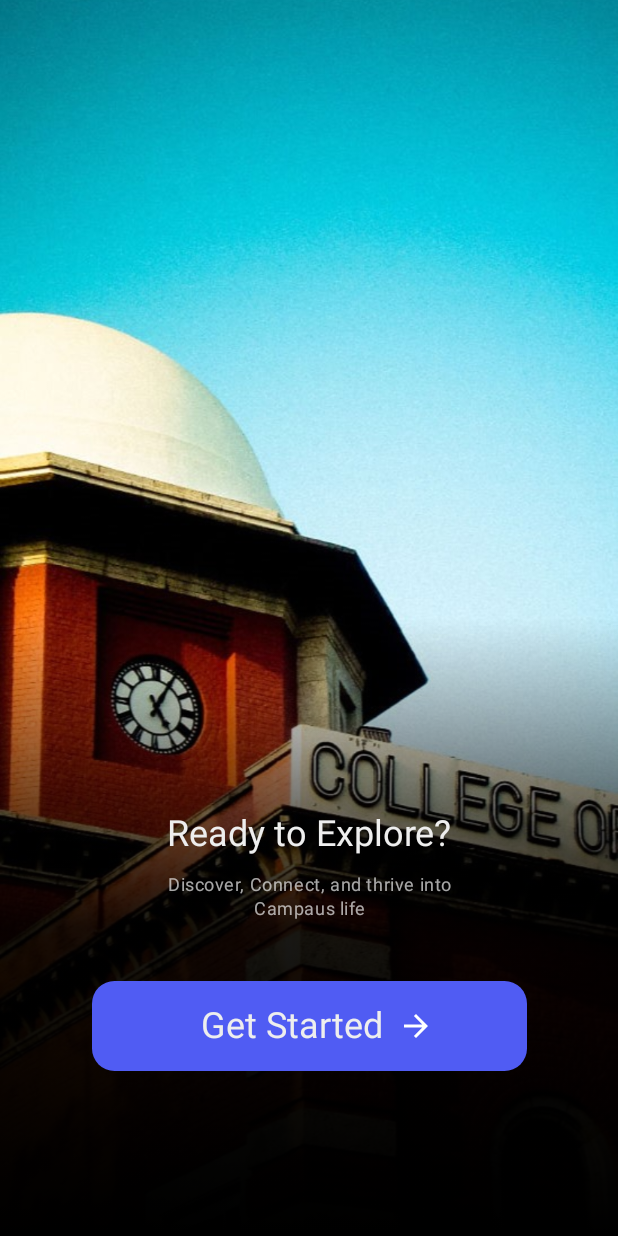
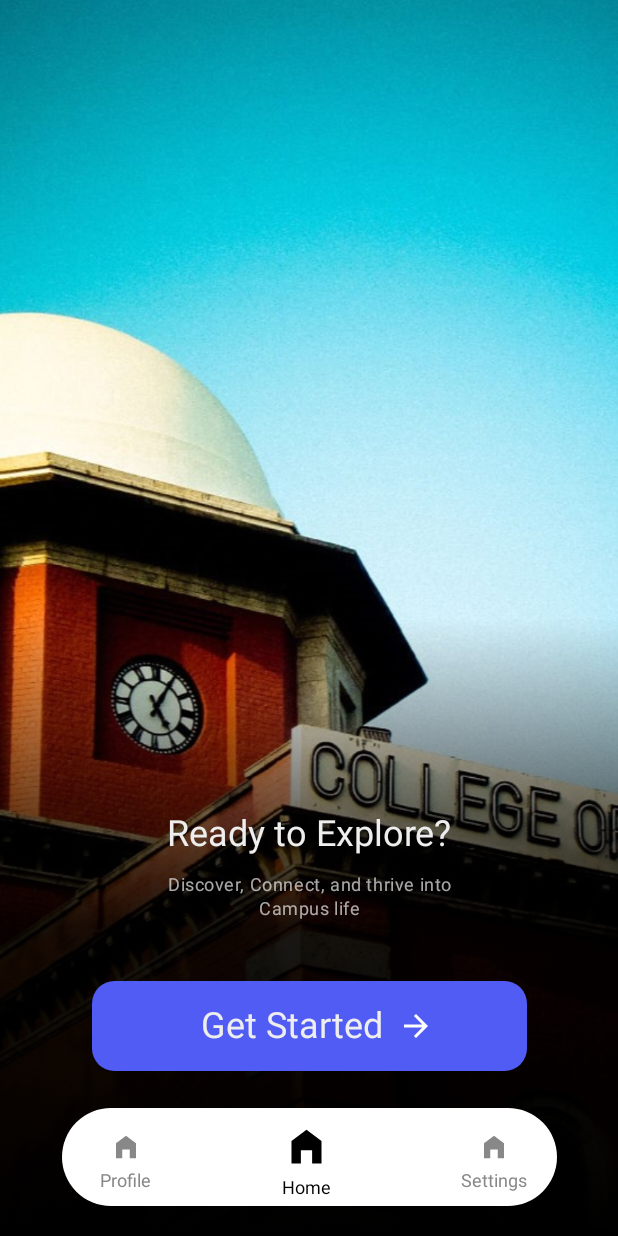
Before and after one commit to arulsgithub/College-event-app, an Android app built with Jetpack Compose: the GetStartedScreen screen opened through its navigation route, on a phone screen of 412 x 824 dp. Run offline under Robolectric (Android 15) with nearby library versions, the phone set to English and light mode, and no system bars.

Commit message:
Commit 4

```diff
--- a/app/src/main/java/com/example/induction/MainActivity.kt
+++ b/app/src/main/java/com/example/induction/MainActivity.kt
@@ -1,11 +1,13 @@
 package com.example.induction
 
 import SignInScreen
+import android.annotation.SuppressLint
 import android.os.Build
 import android.os.Bundle
 import androidx.activity.ComponentActivity
 import androidx.activity.compose.setContent
 import androidx.activity.enableEdgeToEdge
+import androidx.annotation.DrawableRes
 import androidx.annotation.RequiresApi
 import androidx.compose.foundation.Image
 import androidx.compose.foundation.background
@@ -28,6 +30,11 @@ import androidx.compose.material.icons.filled.ArrowForward
 import androidx.compose.material3.Icon
 import androidx.compose.material3.MaterialTheme
 import androidx.compose.runtime.Composable
+import androidx.compose.runtime.LaunchedEffect
+import androidx.compose.runtime.getValue
+import androidx.compose.runtime.mutableStateOf
+import androidx.compose.runtime.remember
+import androidx.compose.runtime.setValue
 import androidx.compose.ui.Alignment
 import androidx.compose.ui.Modifier
 import androidx.compose.ui.draw.clip
@@ -37,12 +44,23 @@ import androidx.compose.ui.layout.ContentScale
 import androidx.compose.ui.res.painterResource
 import androidx.compose.ui.text.style.TextAlign
 import androidx.compose.ui.unit.dp
+import androidx.compose.ui.unit.sp
 import androidx.navigation.NavController
 import androidx.navigation.compose.NavHost
 import androidx.navigation.compose.composable
+import androidx.navigation.compose.currentBackStackEntryAsState
 import androidx.navigation.compose.rememberNavController
+import androidx.compose.material3.Scaffold
+import com.example.induction.ui.theme.AquaBlue
 import com.example.induction.ui.theme.ButtonBlue
+import com.example.induction.ui.theme.DeepBlue
 import com.example.induction.ui.theme.TextWhite
+import com.example.induction.ui.theme.customDesign.BottomMenuContents
+import com.example.induction.ui.theme.customDesign.BottomNavigationMenu
+import com.example.induction.ui.theme.lightblue
+import com.example.induction.ui.theme.screens.GetStartedScreen
+import com.example.induction.ui.theme.screens.ProfileScreen
+import com.example.induction.ui.theme.screens.SettingsScreen
 import com.example.induction.ui.theme.screens.home.HomeScreen
 
 class MainActivity : ComponentActivity() {
@@ -57,94 +75,45 @@ class MainActivity : ComponentActivity() {
     }
 }
 
+
+@SuppressLint("UnusedMaterial3ScaffoldPaddingParameter")
 @Composable
-fun GetStartedScreen(navController: NavController) {
+fun NavigationGraph() {
+    val navController = rememberNavController()
+    val bottomMenuItems = listOf(
+        BottomMenuContents("Profile", R.drawable.baseline_home_filled_24),
+        BottomMenuContents("Home", R.drawable.baseline_home_filled_24),
+        BottomMenuContents("Settings", R.drawable.baseline_home_filled_24)
+    )
 
-    val gradientBrush = Brush.verticalGradient(
-        colors = listOf(Color.Transparent,Color.Transparent,Color.Transparent,Color.Black.copy(alpha = 0.9f),Color.Black),
-
-    )
-    Box(
-        modifier = Modifier.fillMaxSize()
-    ){
-        Image(
-            painter = painterResource(id = R.drawable.ceg),
-            contentDescription = null,
-            modifier = Modifier
-                .fillMaxSize(),
-            contentScale = ContentScale.Crop
-        )
-
-        Column(
-            horizontalAlignment = Alignment.CenterHorizontally,
-            verticalArrangement = Arrangement.spacedBy(10.dp),
-            modifier = Modifier
-                .fillMaxWidth()
-                .fillMaxHeight()
-                .background(
-                    brush = gradientBrush
-                )
-        ){
-            Text(
-                text = "Ready to Explore?",
-                style = MaterialTheme.typography.headlineSmall,
-                color = TextWhite,
-                modifier = Modifier
-                    .padding(top = 540.dp)
+    Scaffold(
+        bottomBar = {
+            BottomNavigationMenu(
+                items = bottomMenuItems,
+                navController = navController
             )
-            Text(
-                text = "Discover, Connect, and thrive into\nCampaus life",
-                style = MaterialTheme.typography.bodySmall,
-                color = TextWhite.copy(alpha = 0.7f),
-                textAlign = TextAlign.Center
-            )
-            Spacer(modifier = Modifier.height(10.dp))
-            Box(
-                contentAlignment = Alignment.Center,
-                modifier = Modifier
-                    .size(height = 70.dp, width = 290.dp)
-                    .padding(top = 10.dp)
-                    .clip(RoundedCornerShape(15.dp))
-                    .background(ButtonBlue)
-                    .clickable {
-                        navController.navigate("signin")
-                    }
-
-            ){
-                Row(
-                    verticalAlignment = Alignment.CenterVertically,
-                    horizontalArrangement = Arrangement.Center,
-                    modifier = Modifier.fillMaxWidth()
-                ) {
-
-                    Text(
-                        text = "Get Started",
-                        style = MaterialTheme.typography.headlineSmall,
-                        color = TextWhite,
-                        modifier = Modifier.padding(10.dp)
-
-                    )
-                    Icon(
-                        imageVector = Icons.Default.ArrowForward,
-                        contentDescription = null,
-                        tint = Color.White,
-                        modifier = Modifier.size(24.dp)
-
-                    )
-                }
-            }
         }
-
+    ) {
+        NavHost(
+            navController = navController,
+            startDestination = "home",
+            modifier = Modifier.fillMaxSize()  // Removed innerPadding and replaced with fillMaxSize
+        ) {
+            composable("getstarted") { GetStartedScreen(navController) }
+            composable("signin") { SignInScreen(navController) }
+            composable("home") { HomeScreen(navController) }
+            composable("profile") { ProfileScreen(navController) }
+            composable("settings") { SettingsScreen(navController) }
+        }
     }
 }
 
-@Composable
-fun NavigationGraph() {
-    val navController = rememberNavController()
-
-    NavHost(navController = navController, startDestination = "home") {
-        composable("getstarted") { GetStartedScreen(navController) }
-        composable("signin") { SignInScreen(navController) }
-        composable("home"){ HomeScreen(navController) }
+fun NavController.navigateAndClearStack(route: String) {
+    this.navigate(route) {
+        popUpTo(this@navigateAndClearStack.graph.startDestinationId) {
+            inclusive = true
+        }
+        launchSingleTop = true
+        restoreState = true
     }
 }
--- /dev/null
+++ b/app/src/main/java/com/example/induction/ui/theme/customDesign/BottomNavigation.kt
@@ -0,0 +1,147 @@
+package com.example.induction.ui.theme.customDesign
+
+import androidx.annotation.DrawableRes
+import androidx.compose.foundation.background
+import androidx.compose.foundation.clickable
+import androidx.compose.foundation.layout.Arrangement
+import androidx.compose.foundation.layout.Box
+import androidx.compose.foundation.layout.Column
+import androidx.compose.foundation.layout.Row
+import androidx.compose.foundation.layout.fillMaxWidth
+import androidx.compose.foundation.layout.padding
+import androidx.compose.foundation.layout.size
+import androidx.compose.foundation.shape.RoundedCornerShape
+import androidx.compose.material.Text
+import androidx.compose.material3.Icon
+import androidx.compose.runtime.Composable
+import androidx.compose.runtime.LaunchedEffect
+import androidx.compose.runtime.getValue
+import androidx.compose.runtime.mutableStateOf
+import androidx.compose.runtime.remember
+import androidx.compose.runtime.setValue
+import androidx.compose.ui.Alignment
+import androidx.compose.ui.Modifier
+import androidx.compose.ui.draw.clip
+import androidx.compose.ui.graphics.Color
+import androidx.compose.ui.res.painterResource
+import androidx.compose.ui.unit.dp
+import androidx.compose.ui.unit.sp
+import androidx.navigation.NavController
+import androidx.navigation.compose.currentBackStackEntryAsState
+import com.example.induction.navigateAndClearStack
+import com.example.induction.ui.theme.AquaBlue
+import com.example.induction.ui.theme.DeepBlue
+
+
+data class BottomMenuContents(
+    val title: String,
+    @DrawableRes val iconId: Int
+)
+
+@Composable
+fun BottomNavigationMenu(
+    items: List<BottomMenuContents>,
+    navController: NavController,
+    modifier: Modifier = Modifier,
+    activeHighlightColor: Color = DeepBlue,
+    activeTextColor: Color = Color.Black,
+    inactiveTextColor: Color = Color.Gray,
+    initialSelectedItemIndex: Int = 1
+) {
+    val navBackStackEntry by navController.currentBackStackEntryAsState()
+    val currentRoute = navBackStackEntry?.destination?.route
+
+    var selectedItemIndex by remember {
+        mutableStateOf(
+            items.indexOfFirst { it.title.equals(currentRoute, ignoreCase = true) }
+                .takeIf { it != -1 } ?: initialSelectedItemIndex
+        )
+    }
+
+    // Update the selected index whenever the current route changes
+    LaunchedEffect(currentRoute) {
+        selectedItemIndex = items.indexOfFirst { it.title.equals(currentRoute, ignoreCase = true) }
+            .takeIf { it != -1 } ?: initialSelectedItemIndex
+    }
+
+    Box(
+        modifier = Modifier
+            .fillMaxWidth()
+            .padding(bottom = 20.dp)
+            .background(Color.Transparent),
+        contentAlignment = Alignment.Center
+    ) {
+        Row(
+            horizontalArrangement = Arrangement.SpaceBetween,
+            verticalAlignment = Alignment.CenterVertically,
+            modifier = modifier
+                .size(height = 65.dp, width = 330.dp)
+                .clip(RoundedCornerShape(50.dp))
+                .background(Color.White)
+                .padding(start = 25.dp, end = 20.dp)
+        ) {
+            items.forEachIndexed { index, item ->
+                BottomMenuItems(
+                    item = item,
+                    isSelected = index == selectedItemIndex,
+                    activeTextColor = activeTextColor,
+                    inactiveTextColor = inactiveTextColor
+                ) {
+                    selectedItemIndex = index
+                    if (item.title == "Home") {
+                        navController.navigateAndClearStack(item.title)
+                    } else {
+                        navController.navigate(item.title) {
+                            // Avoid building up a large stack of destinations
+                            popUpTo(navController.graph.startDestinationId) {
+                                saveState = true
+                            }
+                            launchSingleTop = true
+                            restoreState = true
+                        }
+                    }
+                }
+            }
+        }
+    }
+}
+
+@Composable
+fun BottomMenuItems(
+    item: BottomMenuContents,
+    isSelected: Boolean = false,
+    activeTextColor: Color = Color.White,
+    inactiveTextColor: Color = AquaBlue,
+    onItemClick: () -> Unit
+) {
+    Column(
+        horizontalAlignment = Alignment.CenterHorizontally,
+        verticalArrangement = Arrangement.Center,
+        modifier = Modifier
+            .padding()
+            .clickable {
+                onItemClick()
+            }
+    ) {
+        Box(
+            contentAlignment = Alignment.Center,
+            modifier = Modifier
+                .clip(RoundedCornerShape(20.dp))
+                .padding(5.dp)
+        ) {
+            Icon(
+                painter = painterResource(id = item.iconId),
+                contentDescription = item.title,
+                tint = if (isSelected) activeTextColor else inactiveTextColor,
+                modifier = Modifier.size(
+                    if (isSelected) 30.dp else 20.dp
+                )
+            )
+        }
+        Text(
+            text = item.title,
+            color = if (isSelected) activeTextColor else inactiveTextColor,
+            fontSize = 12.sp
+        )
+    }
+}
--- /dev/null
+++ b/app/src/main/java/com/example/induction/ui/theme/screens/GetStarted.kt
@@ -0,0 +1,109 @@
+package com.example.induction.ui.theme.screens
+
+import androidx.compose.foundation.Image
+import androidx.compose.foundation.background
+import androidx.compose.foundation.clickable
+import androidx.compose.foundation.layout.Arrangement
+import androidx.compose.foundation.layout.Box
+import androidx.compose.foundation.layout.Column
+import androidx.compose.foundation.layout.Row
+import androidx.compose.foundation.layout.Spacer
+import androidx.compose.foundation.layout.fillMaxHeight
+import androidx.compose.foundation.layout.fillMaxSize
+import androidx.compose.foundation.layout.fillMaxWidth
+import androidx.compose.foundation.layout.height
+import androidx.compose.foundation.layout.padding
+import androidx.compose.foundation.layout.size
+import androidx.compose.foundation.shape.RoundedCornerShape
+import androidx.compose.material.Text
+import androidx.compose.material.icons.Icons
+import androidx.compose.material.icons.filled.ArrowForward
+import androidx.compose.material3.Icon
+import androidx.compose.material3.MaterialTheme
+import androidx.compose.runtime.Composable
+import androidx.compose.ui.Alignment
+import androidx.compose.ui.Modifier
+import androidx.compose.ui.draw.clip
+import androidx.compose.ui.graphics.Brush
+import androidx.compose.ui.graphics.Color
+import androidx.compose.ui.layout.ContentScale
+import androidx.compose.ui.res.painterResource
+import androidx.compose.ui.text.style.TextAlign
+import androidx.compose.ui.unit.dp
+import androidx.navigation.NavController
+import com.example.induction.R
+import com.example.induction.ui.theme.ButtonBlue
+import com.example.induction.ui.theme.TextWhite
+
+@Composable
+fun GetStartedScreen(navController: NavController) {
+
+    val gradientBrush = Brush.verticalGradient(
+        colors = listOf(Color.Transparent, Color.Transparent, Color.Transparent, Color.Black.copy(alpha = 0.9f), Color.Black),
+    )
+    Box(
+        modifier = Modifier.fillMaxSize()
+    ) {
+        Image(
+            painter = painterResource(id = R.drawable.ceg),
+            contentDescription = null,
+            modifier = Modifier
+                .fillMaxSize(),
+            contentScale = ContentScale.Crop
+        )
+
+        Column(
+            horizontalAlignment = Alignment.CenterHorizontally,
+            verticalArrangement = Arrangement.spacedBy(10.dp),
+            modifier = Modifier
+                .fillMaxWidth()
+                .fillMaxHeight()
+                .background(brush = gradientBrush)
+        ) {
+            Text(
+                text = "Ready to Explore?",
+                style = MaterialTheme.typography.headlineSmall,
+                color = TextWhite,
+                modifier = Modifier
+                    .padding(top = 540.dp)
+            )
+            Text(
+                text = "Discover, Connect, and thrive into\nCampus life",
+                style = MaterialTheme.typography.bodySmall,
+                color = TextWhite.copy(alpha = 0.7f),
+                textAlign = TextAlign.Center
+            )
+            Spacer(modifier = Modifier.height(10.dp))
+            Box(
+                contentAlignment = Alignment.Center,
+                modifier = Modifier
+                    .size(height = 70.dp, width = 290.dp)
+                    .padding(top = 10.dp)
+                    .clip(RoundedCornerShape(15.dp))
+                    .background(ButtonBlue)
+                    .clickable {
+                        navController.navigate("signin")
+                    }
+            ) {
+                Row(
+                    verticalAlignment = Alignment.CenterVertically,
+                    horizontalArrangement = Arrangement.Center,
+                    modifier = Modifier.fillMaxWidth()
+                ) {
+                    Text(
+                        text = "Get Started",
+                        style = MaterialTheme.typography.headlineSmall,
+                        color = TextWhite,
+                        modifier = Modifier.padding(10.dp)
+                    )
+                    Icon(
+                        imageVector = Icons.Default.ArrowForward,
+                        contentDescription = null,
+                        tint = Color.White,
+                        modifier = Modifier.size(24.dp)
+                    )
+                }
+            }
+        }
+    }
+}
--- /dev/null
+++ b/app/src/main/java/com/example/induction/ui/theme/screens/Profile.kt
@@ -0,0 +1,20 @@
+package com.example.induction.ui.theme.screens
+
+import androidx.compose.foundation.layout.Box
+import androidx.compose.foundation.layout.fillMaxSize
+import androidx.compose.material.Text
+import androidx.compose.runtime.Composable
+import androidx.compose.ui.Alignment
+import androidx.compose.ui.Modifier
+import androidx.navigation.NavController
+
+@Composable
+fun ProfileScreen(navController: NavController) {
+    // Profile Screen UI
+    Box(
+        contentAlignment = Alignment.Center,
+        modifier = Modifier.fillMaxSize()
+    ) {
+        Text(text = "Profile Screen")
+    }
+}
--- /dev/null
+++ b/app/src/main/java/com/example/induction/ui/theme/screens/Settings.kt
@@ -0,0 +1,21 @@
+package com.example.induction.ui.theme.screens
+
+import androidx.compose.foundation.layout.Box
+import androidx.compose.foundation.layout.fillMaxSize
+import androidx.compose.material.Text
+import androidx.compose.runtime.Composable
+import androidx.compose.ui.Alignment
+import androidx.compose.ui.Modifier
+import androidx.navigation.NavController
+
+
+@Composable
+fun SettingsScreen(navController: NavController) {
+    // Settings Screen UI
+    Box(
+        contentAlignment = Alignment.Center,
+        modifier = Modifier.fillMaxSize()
+    ) {
+        Text(text = "Settings Screen")
+    }
+}
--- /dev/null
+++ b/app/src/main/res/drawable/baseline_home_filled_24.xml
@@ -0,0 +1,5 @@
+<vector xmlns:android="http://schemas.android.com/apk/res/android" android:height="24dp" android:tint="#0C0C0C" android:viewportHeight="24" android:viewportWidth="24" android:width="24dp">
+
+    <path android:fillColor="@android:color/white" android:pathData="M12,3L4,9v12h5v-7h6v7h5V9z"/>
+
+</vector>
```
